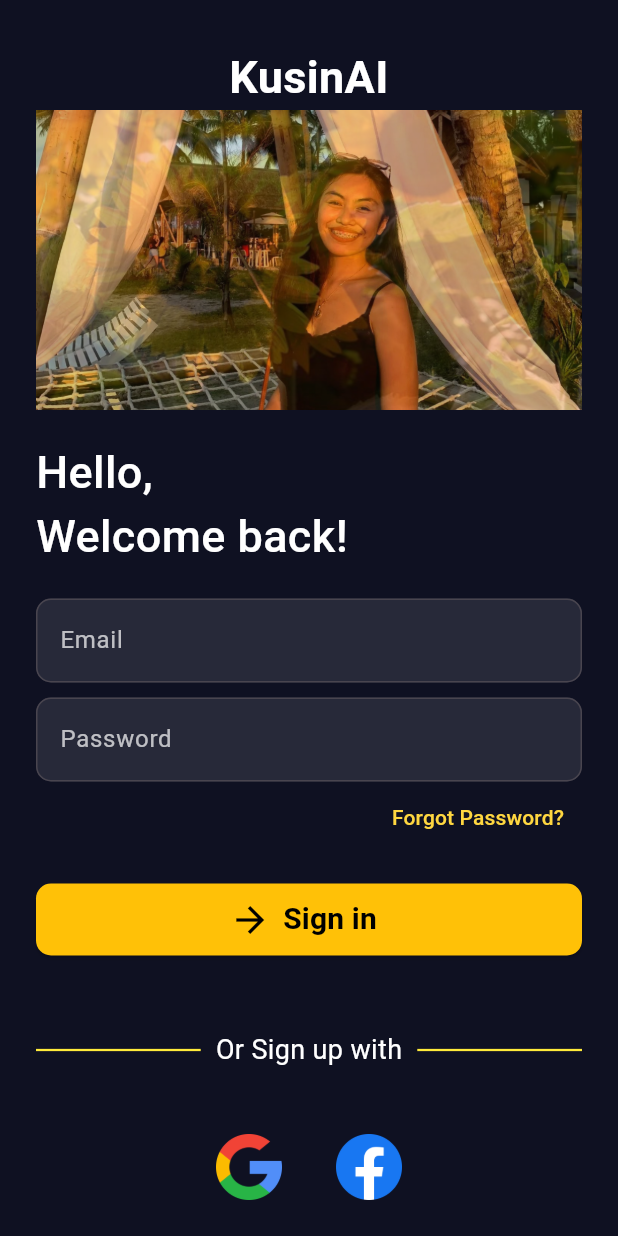
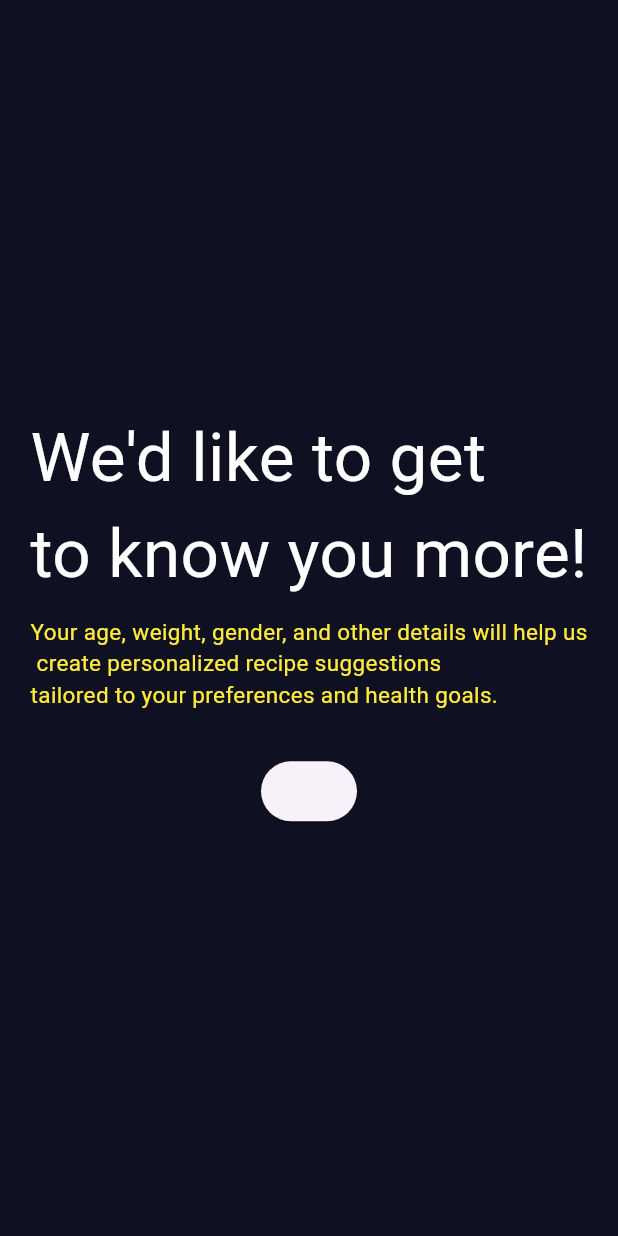
Before and after one commit to jvvpns/kusinai01_app, a Flutter app: the screen it shows after launch, on a phone screen of 412 x 824 dp. Run offline on Flutter 3.47's test engine with Material 3 defaults, Android fonts, the phone set to English and light mode, and no system bars; our stand-ins replace image_picker; missing offline and left inert: philippines_rpcmb.

Commit message:
SurveyPage1 in progress

```diff
--- a/lib/main.dart
+++ b/lib/main.dart
@@ -4,6 +4,7 @@ import 'package:kusinai01_app/screens/profile_screen.dart';
 import 'package:kusinai01_app/screens/recipes_screen.dart';
 import 'package:kusinai01_app/screens/signin_screen.dart';
 import 'package:kusinai01_app/screens/signup_screen.dart';
+import 'package:kusinai01_app/screens/survey_screen/survey_page1.dart';
 
 void main() {
   runApp(KusinAIapp());
@@ -20,7 +21,7 @@ class KusinAIapp extends StatelessWidget {
         scaffoldBackgroundColor: Color(0xFF0F1122),
       ),
       title: 'KusinAI',
-      home: SignInPage(),
+      home: SurveyScreen1(),
     );
   }
 }
--- a/lib/screens/signin_screen.dart
+++ b/lib/screens/signin_screen.dart
@@ -3,7 +3,7 @@ import 'package:kusinai01_app/screens/home_screen.dart';
 import 'package:kusinai01_app/screens/signup_screen.dart';
 
 class SignInPage extends StatelessWidget {
-  SignInPage({super.key});
+  const SignInPage({super.key});
 
   @override
   Widget build(BuildContext context) {
--- a/lib/screens/signup_screen.dart
+++ b/lib/screens/signup_screen.dart
@@ -241,17 +241,17 @@ class _SignUpPageState extends State<SignUpPage> {
                     height: 60.0,
                     child: IconButton(
                       icon: Image.asset('assets/google_icon.png'),
-                      iconSize: 100,
+                      iconSize: 40,
                       onPressed: () {},
                     ),
                   ),
                   Container(
                     margin: EdgeInsets.all(10.0),
-                    width: 70.0,
-                    height: 70.0,
+                    width: 60.0,
+                    height: 60.0,
                     child: IconButton(
                       icon: Image.asset('assets/facebook_icon.png'),
-                      iconSize: 100,
+                      iconSize: 40,
                       onPressed: () {},
                     ),
                   ),
--- /dev/null
+++ b/lib/screens/survey_screen/survey_page1.dart
@@ -0,0 +1,45 @@
+import 'package:flutter/material.dart';
+
+class SurveyScreen1 extends StatelessWidget {
+  const SurveyScreen1({super.key});
+
+  @override
+  Widget build(BuildContext context) {
+    return Scaffold(
+      backgroundColor: const Color(0xFF0F1122),
+      body: SafeArea(
+          child: Column(
+        mainAxisAlignment: MainAxisAlignment.center,
+        children: [
+          Container(
+            alignment: Alignment.center,
+            child: Text(
+              'We\'d like to get \nto know you more!',
+              style: TextStyle(color: Colors.white, fontSize: 45),
+              textAlign: TextAlign.left,
+            ),
+          ),
+          SizedBox(
+            height: 10,
+          ),
+          Container(
+            alignment: Alignment.center,
+            child: Text(
+              'Your age, weight, gender, and other details will help us\n '
+              'create personalized recipe suggestions\n'
+              'tailored to your preferences and health goals.',
+              style: TextStyle(color: Colors.yellow, fontSize: 15),
+            ),
+          ),
+          SizedBox(
+            height: 30,
+          ),
+          ElevatedButton(
+            onPressed: () {},
+            child: null,
+          )
+        ],
+      )),
+    );
+  }
+}
```
